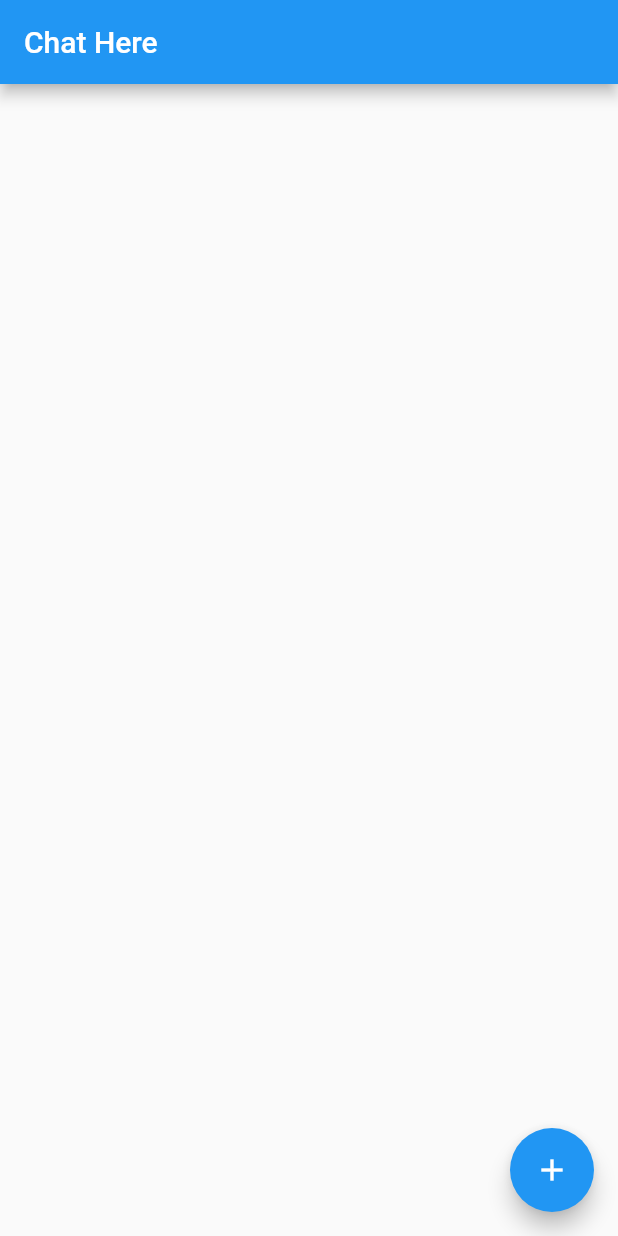
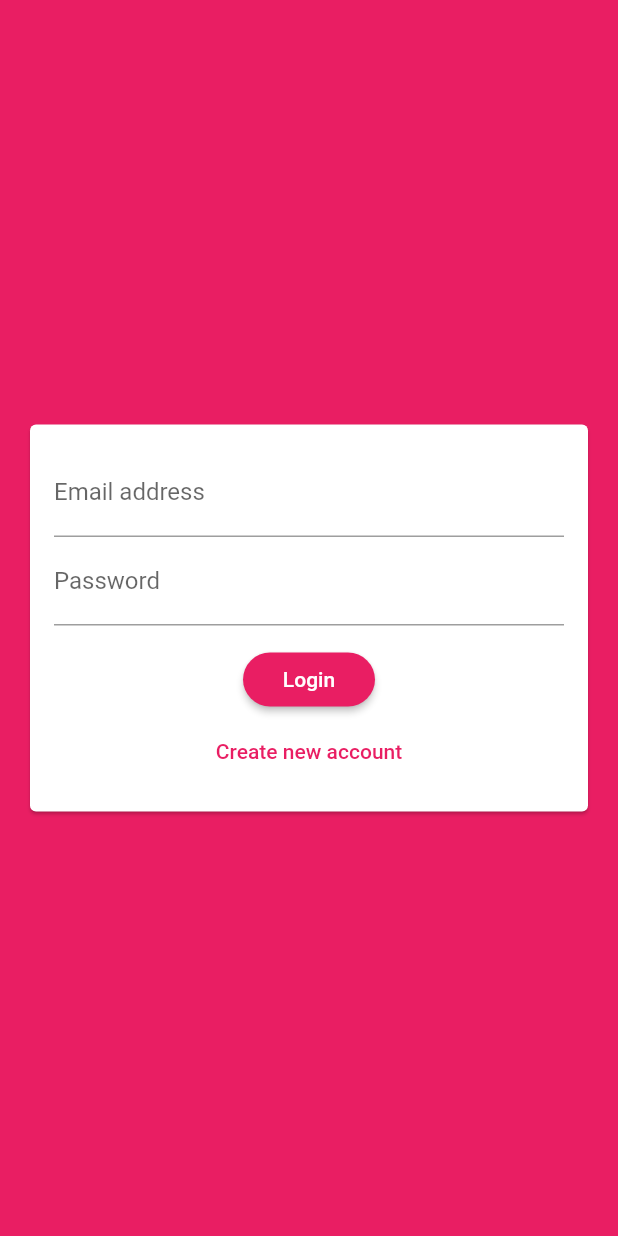
Before and after one commit to surya0180/Flutter-Firebase-Chat-App, a Flutter app: the screen it shows after launch, on a phone screen of 412 x 824 dp. Run offline on Flutter 3.47's test engine with Material 2 defaults, Android fonts, the phone set to English and light mode, and no system bars; our stand-ins replace cloud_firestore; accounts and stored records are empty.

Commit message:
Added auth forms and screens

```diff
--- a/lib/main.dart
+++ b/lib/main.dart
@@ -1,22 +1,28 @@
 import 'package:flutter/material.dart';
-import 'package:flutter_complete_guide/screens/chat_screen.dart';
-import 'package:firebase_core/firebase_core.dart';
 
-void main() async {
-  WidgetsFlutterBinding.ensureInitialized();
-  await Firebase.initializeApp();
-  runApp(MyApp());
-}
+import 'package:flutter_complete_guide/screens/auth_screen.dart';
+
+void main() => runApp(MyApp());
 
 class MyApp extends StatelessWidget {
   @override
   Widget build(BuildContext context) {
     return MaterialApp(
-      title: 'Chat here',
+      title: 'FlutterChat',
       theme: ThemeData(
-        primarySwatch: Colors.blue,
+        primarySwatch: Colors.pink,
+        backgroundColor: Colors.pink,
+        accentColor: Colors.deepPurple,
+        accentColorBrightness: Brightness.dark,
+        buttonTheme: ButtonTheme.of(context).copyWith(
+          buttonColor: Colors.pink,
+          textTheme: ButtonTextTheme.primary,
+          shape: RoundedRectangleBorder(
+            borderRadius: BorderRadius.circular(20),
+          ),
+        ),
       ),
-      home: ChatScreen(),
+      home: AuthScreen(),
     );
   }
 }
--- a/lib/screens/auth_screen.dart
+++ b/lib/screens/auth_screen.dart
@@ -0,0 +1,27 @@
+import 'package:flutter/material.dart';
+
+import 'package:flutter_complete_guide/widgets/auth/auth_form.dart';
+
+class AuthScreen extends StatefulWidget {
+  @override
+  _AuthScreenState createState() => _AuthScreenState();
+}
+
+class _AuthScreenState extends State<AuthScreen> {
+  void _submitAuthForm(
+    String email,
+    String password,
+    String username,
+    bool isLogin,
+  ) {
+
+  }
+
+  @override
+  Widget build(BuildContext context) {
+    return Scaffold(
+      backgroundColor: Theme.of(context).primaryColor,
+      body: AuthForm(_submitAuthForm,),
+    );
+  }
+}
--- /dev/null
+++ b/lib/widgets/auth/auth_form.dart
@@ -0,0 +1,120 @@
+import 'package:flutter/material.dart';
+
+class AuthForm extends StatefulWidget {
+  AuthForm(this.submitFn);
+
+  final void Function(
+    String email,
+    String password,
+    String userName,
+    bool isLogin,
+  ) submitFn;
+
+  @override
+  _AuthFormState createState() => _AuthFormState();
+}
+
+class _AuthFormState extends State<AuthForm> {
+  final _formKey = GlobalKey<FormState>();
+  var _isLogin = true;
+  var _userEmail = '';
+  var _userName = '';
+  var _userPassword = '';
+
+  void _trySubmit() {
+    final isValid = _formKey.currentState.validate();
+    FocusScope.of(context).unfocus();
+
+    if (isValid) {
+      _formKey.currentState.save();
+     widget.submitFn(
+       _userEmail,
+       _userPassword,
+       _userName,
+       _isLogin
+     );
+    }
+  }
+
+  @override
+  Widget build(BuildContext context) {
+    return Center(
+      child: Card(
+        margin: EdgeInsets.all(20),
+        child: SingleChildScrollView(
+          child: Padding(
+            padding: EdgeInsets.all(16),
+            child: Form(
+              key: _formKey,
+              child: Column(
+                mainAxisSize: MainAxisSize.min,
+                children: <Widget>[
+                  TextFormField(
+                    key: ValueKey('email'),
+                    validator: (value) {
+                      if (value.isEmpty || !value.contains('@')) {
+                        return 'Please enter a valid email address.';
+                      }
+                      return null;
+                    },
+                    keyboardType: TextInputType.emailAddress,
+                    decoration: InputDecoration(
+                      labelText: 'Email address',
+                    ),
+                    onSaved: (value) {
+                      _userEmail = value;
+                    },
+                  ),
+                  if (!_isLogin)
+                    TextFormField(
+                      key: ValueKey('username'),
+                      validator: (value) {
+                        if (value.isEmpty || value.length < 4) {
+                          return 'Please enter at least 4 characters';
+                        }
+                        return null;
+                      },
+                      decoration: InputDecoration(labelText: 'Username'),
+                      onSaved: (value) {
+                        _userName = value;
+                      },
+                    ),
+                  TextFormField(
+                    key: ValueKey('password'),
+                    validator: (value) {
+                      if (value.isEmpty || value.length < 7) {
+                        return 'Password must be at least 7 characters long.';
+                      }
+                      return null;
+                    },
+                    decoration: InputDecoration(labelText: 'Password'),
+                    obscureText: true,
+                    onSaved: (value) {
+                      _userPassword = value;
+                    },
+                  ),
+                  SizedBox(height: 12),
+                  RaisedButton(
+                    child: Text(_isLogin ? 'Login' : 'Signup'),
+                    onPressed: _trySubmit,
+                  ),
+                  FlatButton(
+                    textColor: Theme.of(context).primaryColor,
+                    child: Text(_isLogin
+                        ? 'Create new account'
+                        : 'I already have an account'),
+                    onPressed: () {
+                      setState(() {
+                        _isLogin = !_isLogin;
+                      });
+                    },
+                  )
+                ],
+              ),
+            ),
+          ),
+        ),
+      ),
+    );
+  }
+}
--- a/pubspec.yaml
+++ b/pubspec.yaml
@@ -21,6 +21,7 @@ dependencies:
     sdk: flutter
   cloud_firestore: ^2.4.0
   firebase_core: ^1.4.0
+  firebase_auth: ^3.0.1
 
   # The following adds the Cupertino Icons font to your application.
   # Use with the CupertinoIcons class for iOS style icons.
```
Also changed, not shown: lib/screens/chat_screen.dart (+9 -4 lines), pubspec.lock.
